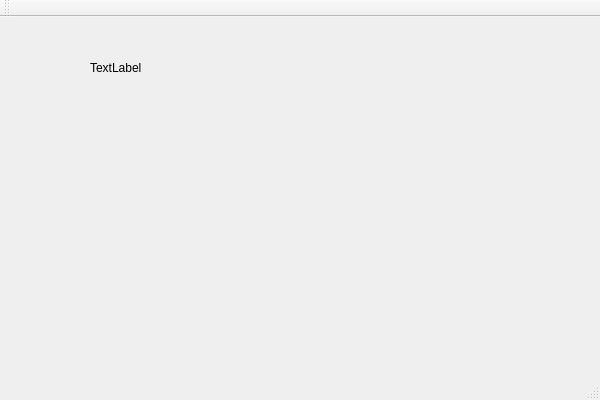
Above: QtDrop/QtDrop/qtdrop.ui from liuyuwang2016/Projects before the change. Below: the same form after it.
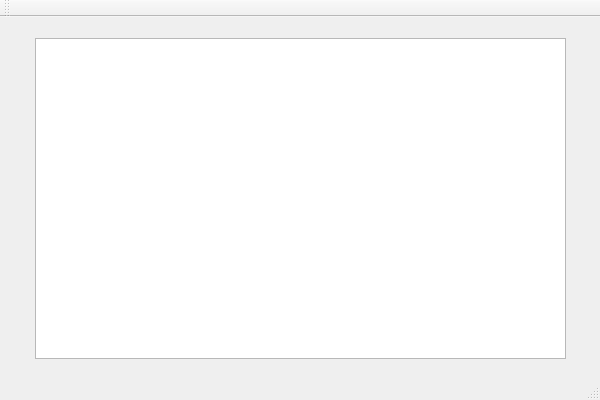
That is the form after the change. Custom widgets are drawn as their Qt base class.

```diff
--- a/QtDrop/QtDrop/qtdrop.ui
+++ b/QtDrop/QtDrop/qtdrop.ui
@@ -14,18 +14,15 @@
    <string>QtDrop</string>
   </property>
   <widget class="QWidget" name="centralWidget">
-   <widget class="QLabel" name="m_label">
+   <widget class="MyListWidget" name="listWidget">
     <property name="geometry">
      <rect>
-      <x>90</x>
-      <y>40</y>
-      <width>421</width>
-      <height>21</height>
+      <x>35</x>
+      <y>21</y>
+      <width>531</width>
+      <height>321</height>
      </rect>
     </property>
-    <property name="text">
-     <string>TextLabel</string>
-    </property>
    </widget>
   </widget>
   <widget class="QMenuBar" name="menuBar">
@@ -49,6 +46,13 @@
   <widget class="QStatusBar" name="statusBar"/>
  </widget>
  <layoutdefault spacing="6" margin="11"/>
+ <customwidgets>
+  <customwidget>
+   <class>MyListWidget</class>
+   <extends>QListWidget</extends>
+   <header>MyListWidget.h</header>
+  </customwidget>
+ </customwidgets>
  <resources>
   <include location="qtdrop.qrc"/>
  </resources>
```
Left out of the diff: 2 changed lines with no effect on the pictures.
